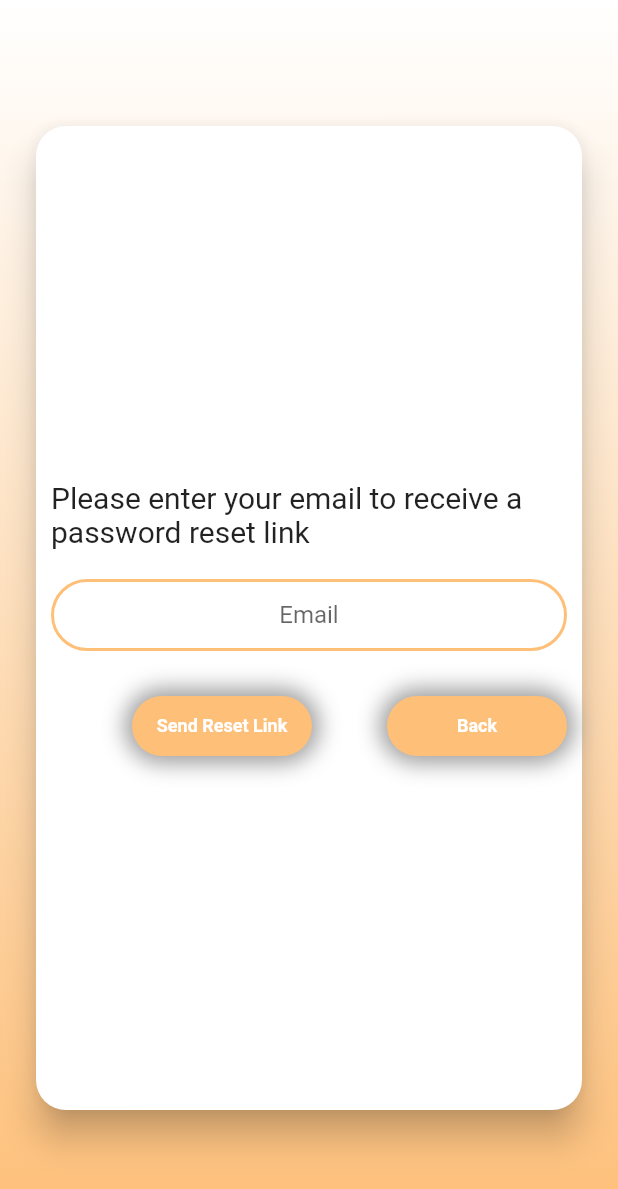
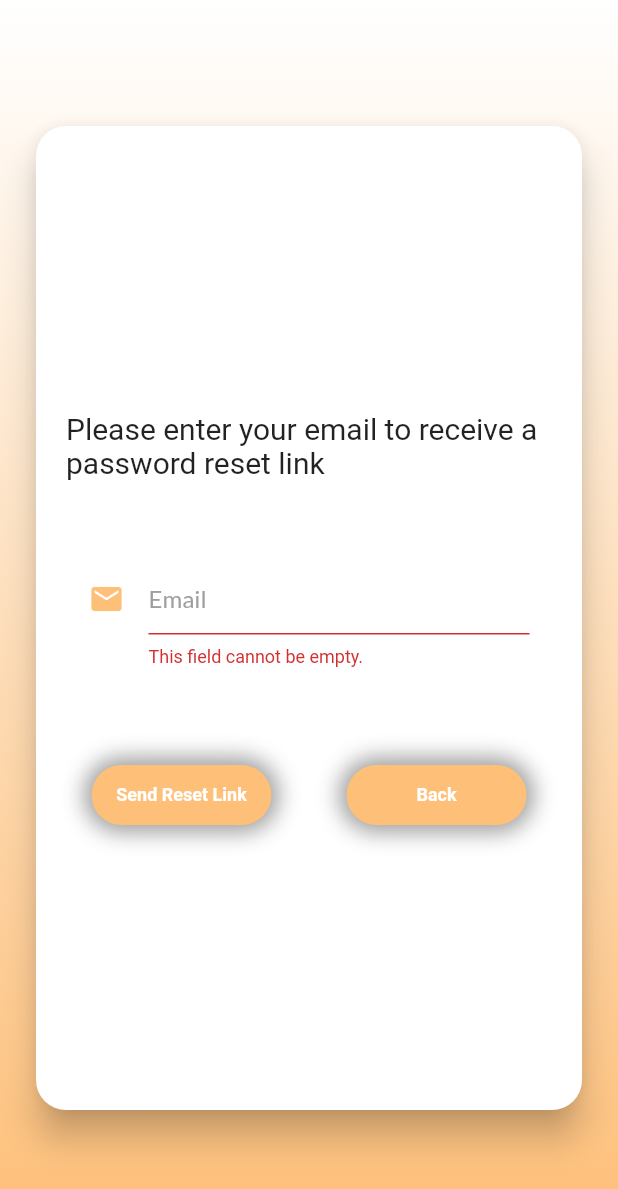
Before and after one commit to urusha-shrestha/disaster_reporting_system_frontend, a Flutter app: the ForgotPassword screen opened by its route, after a tap on "Send Reset Link", on a phone screen of 412 x 824 dp. Shown: the top 1189 px of the screen. Run offline on Flutter 3.47's test engine with Material 2 defaults, Android fonts, the phone set to English and light mode, and no system bars; our stand-ins replace font_awesome_flutter, google_fonts, shared_preferences; accounts and stored records are empty.

Commit message:
small changes added

```diff
--- a/lib/screens/forgotpassword/forgotpassword.dart
+++ b/lib/screens/forgotpassword/forgotpassword.dart
@@ -1,17 +1,21 @@
 import 'package:flutter/material.dart';
 import 'package:fyp/components/custom_button.dart';
+import 'package:fyp/components/custom_text_form_field.dart';
 import 'package:fyp/constants.dart';
 
 class ForgotPassword extends StatelessWidget {
   static const String id = 'screens.forgotpassword';
-
+  final _formKey = GlobalKey<FormState>();
   @override
   Widget build(BuildContext context) {
-    return Scaffold(
+    return Form(
+      key: _formKey,
+      child: Scaffold(
         body: Container(
           decoration: kgradientBackground,
           child: Padding(
-          padding: const EdgeInsets.symmetric(horizontal: 20.0, vertical: 80.0),
+            padding:
+                const EdgeInsets.symmetric(horizontal: 20.0, vertical: 80.0),
             child: Center(
               child: Container(
                 child: Card(
@@ -21,7 +25,7 @@ class ForgotPassword extends StatelessWidget {
                   ),
                   color: Colors.white,
                   child: Padding(
-                  padding: const EdgeInsets.all(10.0),
+                    padding: const EdgeInsets.all(20.0),
                     child: Column(
                       mainAxisAlignment: MainAxisAlignment.center,
                       children: [
@@ -30,23 +34,45 @@ class ForgotPassword extends StatelessWidget {
                           style: TextStyle(fontSize: 20.0),
                         ),
                         SizedBox(
-                        height: 20.0,
+                          height: 40.0,
                         ),
-                      TextFormField(
-                        textAlign: TextAlign.center,
-                        decoration: kTextFieldDecoration.copyWith(
-                          hintText: 'Email',
+                        Padding(
+                          padding: const EdgeInsets.all(15.0),
+                          child: CustomTextField(
+                            label: 'Email',
+                            keyboardType: TextInputType.emailAddress,
+                            validator: (value) {
+                              if (value.isEmpty) {
+                                return "This field cannot be empty.";
+                              } else if (!RegExp(
+                                      "^[a-zA-Z0-9+_.-]+@[a-zA-Z0-9.-]+.[a-z]")
+                                  .hasMatch(value)) {
+                                return "Please enter a valid email address";
+                              } else
+                                return null;
+                            },
+                            icon: Icon(
+                              Icons.mail,
+                              size: 24,
+                              color: kprimaryColour,
+                            ),
+                            hideText: false,
                           ),
                         ),
                         SizedBox(
-                        height: 30.0,
+                          height: 50.0,
                         ),
                         Row(
-                        mainAxisAlignment: MainAxisAlignment.end,
+                          mainAxisAlignment: MainAxisAlignment.center,
                           crossAxisAlignment: CrossAxisAlignment.end,
                           children: [
                             CustomButton(
-                              onPressed: () {}, buttonText: 'Send Reset Link'),
+                                onPressed: () {
+                                  if (_formKey.currentState.validate()) {
+                                    print("validated");
+                                  }
+                                },
+                                buttonText: 'Send Reset Link'),
                             SizedBox(
                               width: 50.0,
                             ),
@@ -65,6 +91,7 @@ class ForgotPassword extends StatelessWidget {
             ),
           ),
         ),
+      ),
     );
   }
 }
```
Lines whose indentation alone changed are shown as unchanged.
